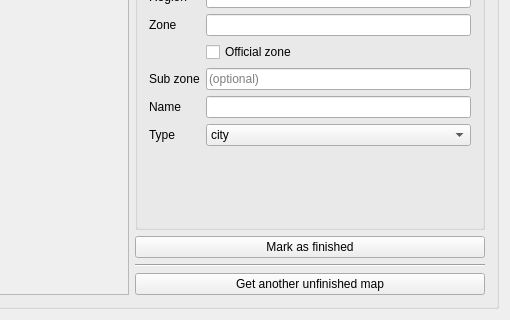
Above: tools/map-metadata/MainWindow.ui from alphaonex86/CatchChallenger before the change; both pictures show x 414 to 924 and y 478 to 798 of the 924 by 798 pixel window. Below: the same form after it.
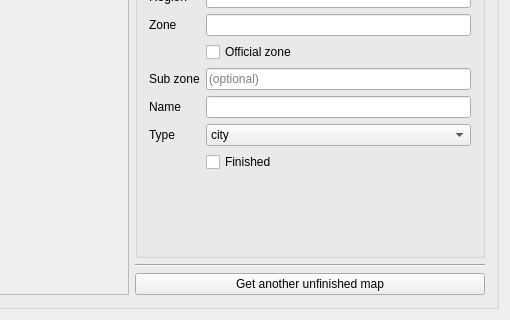
That is the form after the change. Icons and pictures are not drawn.

Commit message: [Fix] Some fix for map metadata (tools)

The edit to the form file:
```diff
--- a/tools/map-metadata/MainWindow.ui
+++ b/tools/map-metadata/MainWindow.ui
@@ -248,24 +248,18 @@
               </property>
              </widget>
             </item>
+            <item row="6" column="1">
+             <widget class="QCheckBox" name="finished">
+              <property name="text">
+               <string>Finished</string>
+              </property>
+             </widget>
+            </item>
            </layout>
           </widget>
          </item>
          <item>
           <layout class="QVBoxLayout" name="verticalLayout_4">
-           <item>
-            <widget class="QPushButton" name="markAsFinished">
-             <property name="maximumSize">
-              <size>
-               <width>350</width>
-               <height>16777215</height>
-              </size>
-             </property>
-             <property name="text">
-              <string>Mark as finished</string>
-             </property>
-            </widget>
-           </item>
            <item>
             <widget class="Line" name="line">
              <property name="orientation">
```
The commit also changes 2 other files.
